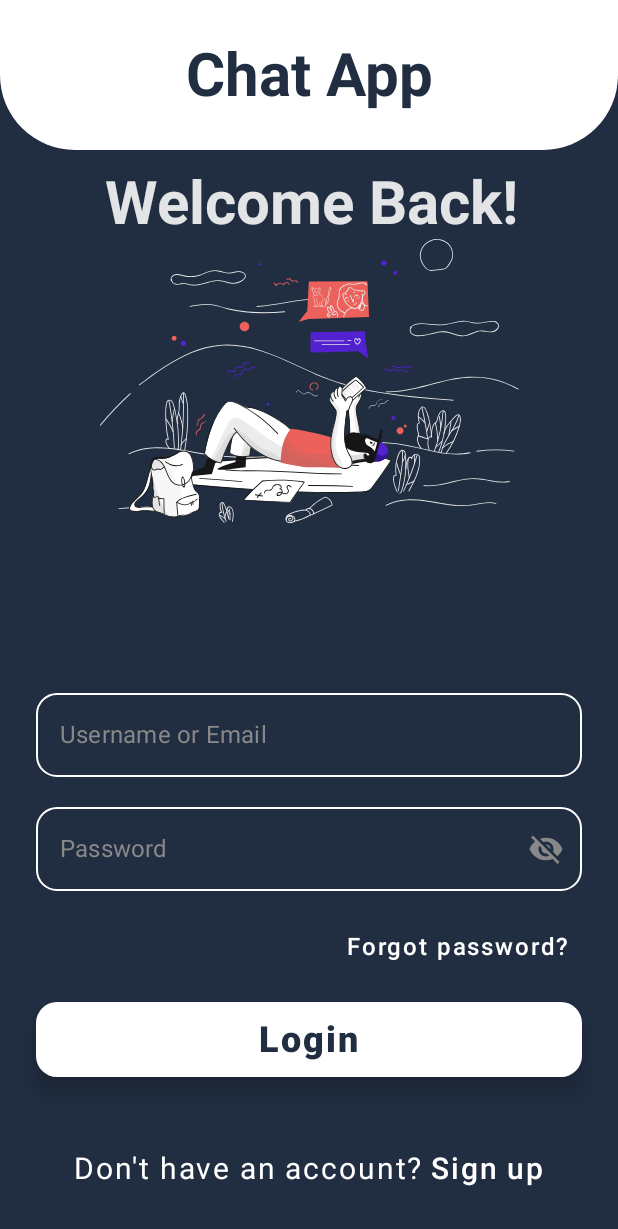
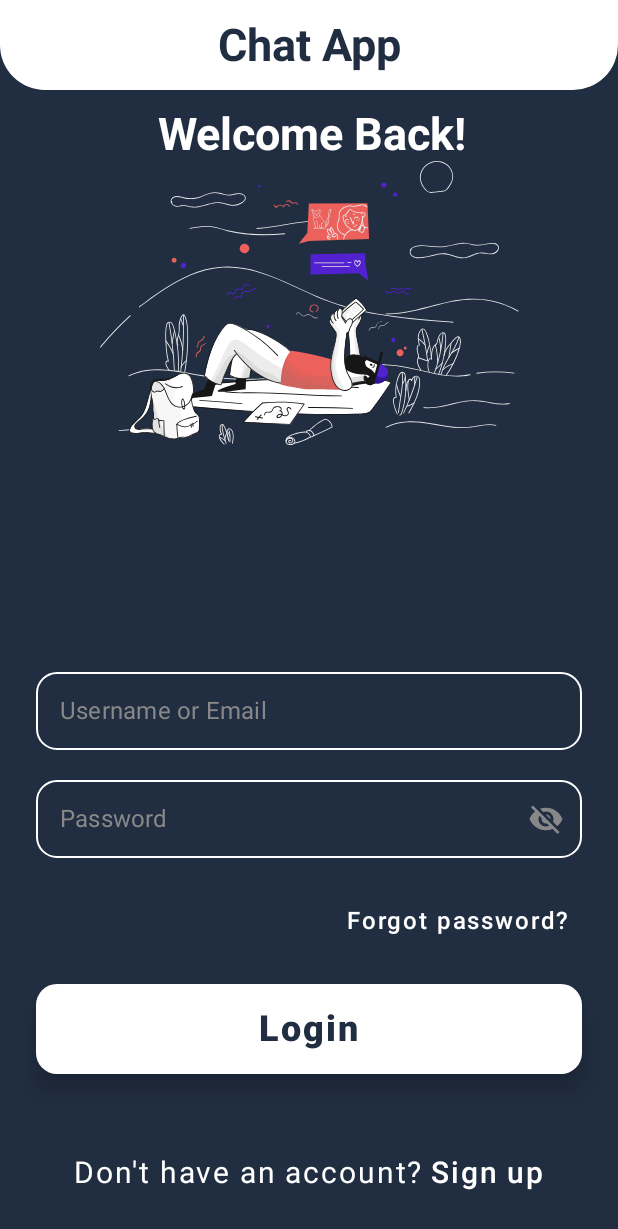
Before and after one commit to Horizon733/chat-app, an Android app built with Jetpack Compose: the composable LoginScreen shown on its own in the app's theme, on a phone screen of 412 x 824 dp. Shown: the top 1229 px of the screen. Run offline under Robolectric (Android 15) with nearby library versions, the phone set to English and light mode, and no system bars; our stand-ins replace accompanist.

Commit message:
Readjusted top notch size LoginScreen.kt/ SignupScreen.kt. Adjusted spacing and text size in LoginScreen.kt/ SignupScreen.kt. Reconstructed Top Bar in ChatScreen.kt. Made login/signup card scrollable. Added transparent status bar color.

```diff
--- a/app/build.gradle
+++ b/app/build.gradle
@@ -59,6 +59,7 @@ dependencies {
     implementation 'androidx.lifecycle:lifecycle-runtime-ktx:2.4.0'
     implementation 'androidx.activity:activity-compose:1.4.0'
     testImplementation 'junit:junit:4.+'
+    implementation "com.google.accompanist:accompanist-systemuicontroller:0.17.0"
     implementation "com.google.accompanist:accompanist-insets:0.14.0"
     implementation "androidx.compose.material:material-icons-extended:$compose_version"
     androidTestImplementation 'androidx.test.ext:junit:1.1.3'
--- a/app/src/main/java/com/example/chatapp/MainActivity.kt
+++ b/app/src/main/java/com/example/chatapp/MainActivity.kt
@@ -5,18 +5,30 @@ import androidx.activity.ComponentActivity
 import androidx.activity.compose.setContent
 import androidx.compose.material.Text
 import androidx.compose.runtime.Composable
+import androidx.compose.ui.graphics.Color
 import androidx.compose.ui.tooling.preview.Preview
+import com.example.chatapp.presentation.login.LoginScreen
+import com.example.chatapp.presentation.registration.SignupScreen
 import com.example.chatapp.ui.theme.ChatappTheme
+import com.google.accompanist.systemuicontroller.rememberSystemUiController
 
 class MainActivity : ComponentActivity() {
     override fun onCreate(savedInstanceState: Bundle?) {
         super.onCreate(savedInstanceState)
         setContent {
             ChatappTheme {
-                MainScreen()
+//                MainScreen()
+                LoginScreen()
+//                SignupScreen()
+//                ChatScreen()
             }
         }
     }
+}
+
+@Composable
+fun ChangeStatusBarColor(color: Color) {
+    rememberSystemUiController().setStatusBarColor(color)
 }
 
 @Composable
--- a/app/src/main/java/com/example/chatapp/presentation/login/Components.kt
+++ b/app/src/main/java/com/example/chatapp/presentation/login/Components.kt
@@ -19,12 +19,14 @@ import androidx.compose.ui.text.font.FontWeight
 import androidx.compose.ui.text.input.ImeAction
 import androidx.compose.ui.text.input.PasswordVisualTransformation
 import androidx.compose.ui.text.input.VisualTransformation
+import androidx.compose.ui.unit.Dp
 import androidx.compose.ui.unit.dp
 import androidx.compose.ui.unit.sp
 
 val radius = 14.dp
-val height = 50.dp
-val titleTextSize = 40.sp
+val height = 60.dp
+val titleTextSize = 30.sp
+val defaultSpacerHeight = 12.dp
 const val topBarRadiusPercent = 50
 
 @Composable
@@ -51,7 +53,7 @@ fun TopBarSection(
                     bottomEndPercent = topBarRadiusPercent
                 )
             )
-            .height(height * 2)
+            .height(height * 1.5.toInt())
             .fillMaxWidth()
 
     ){
@@ -75,6 +77,7 @@ fun TitleSection(
     ) {
         Text(
             text = title,
+            color = White,
             fontSize = titleTextSize,
             fontWeight = FontWeight.Bold,
         )
@@ -182,7 +185,7 @@ fun AuthTextField(
             }
         }
         ,
-        modifier = Modifier.fillMaxWidth()
+        modifier = Modifier.fillMaxWidth().height(height)
     )
 }
 
@@ -207,3 +210,8 @@ fun ContinueButtonSection(
         )
     }
 }
+
+@Composable
+fun VerticalSpacer(height: Dp = defaultSpacerHeight){
+    Spacer(Modifier.height(height))
+}
--- a/app/src/main/java/com/example/chatapp/presentation/login/LoginScreen.kt
+++ b/app/src/main/java/com/example/chatapp/presentation/login/LoginScreen.kt
@@ -1,17 +1,23 @@
 package com.example.chatapp.presentation.login
 
-import android.content.res.Configuration
 import android.content.res.Configuration.UI_MODE_NIGHT_YES
 import androidx.compose.foundation.background
+import androidx.compose.foundation.gestures.Orientation
+import androidx.compose.foundation.gestures.ScrollableState
+import androidx.compose.foundation.gestures.scrollable
 import androidx.compose.foundation.layout.*
+import androidx.compose.foundation.rememberScrollState
+import androidx.compose.foundation.verticalScroll
 import androidx.compose.material.MaterialTheme
 import androidx.compose.material.Surface
 import androidx.compose.runtime.Composable
 import androidx.compose.runtime.mutableStateOf
 import androidx.compose.ui.Alignment
 import androidx.compose.ui.Modifier
+import androidx.compose.ui.graphics.Color.Companion.White
 import androidx.compose.ui.tooling.preview.Preview
 import androidx.compose.ui.unit.dp
+import com.example.chatapp.ChangeStatusBarColor
 import com.example.chatapp.R
 import com.example.chatapp.ui.theme.ChatappTheme
 
@@ -20,26 +26,30 @@ val loginPassword = mutableStateOf("")
 
 @Composable
 fun LoginScreen() {
+    ChangeStatusBarColor(White)
     Column(
         modifier = Modifier
             .fillMaxSize()
             .background(MaterialTheme.colors.primary),
         verticalArrangement = Arrangement.SpaceBetween
     ) {
-        Column (
+        Column(
             horizontalAlignment = Alignment.CenterHorizontally
-        ){
+        ) {
             //BackButton(R.drawable.ic_round_arrow_back, null, onClick = {})
             TopBarSection("Chat App")
-            Spacer(modifier = Modifier.height(12.dp))
+            VerticalSpacer()
             TitleSection("Welcome Back!")
             Vector(id = R.drawable.ic_signup_vector)
         }
-        Column(verticalArrangement = Arrangement.Bottom) {
+        Column(
+            verticalArrangement = Arrangement.Bottom,
+            modifier = Modifier.verticalScroll(rememberScrollState())
+        ) {
             LoginSection("Username or Email", "Password")
-            Spacer(modifier = Modifier.height(12.dp))
-            RedirectSection("Don't have an account?","Sign up") {  }
-            Spacer(modifier = Modifier.height(20.dp))
+            VerticalSpacer()
+            RedirectSection("Don't have an account?", "Sign up") { /*todo navigation*/ }
+            VerticalSpacer()
         }
     }
 }
@@ -50,11 +60,18 @@ fun LoginSection(
     hintPassword: String
 ) {
     Column(
-        modifier = Modifier.padding(24.dp)
+        Modifier
+            .padding(24.dp)
+            .scrollable(ScrollableState { .25f }, Orientation.Vertical)
     ) {
         AuthTextField(loginEmail.value, { loginEmail.value = it }, hintEmail)
         Spacer(modifier = Modifier.height(12.dp))
-        AuthTextField(loginPassword.value, { loginPassword.value = it }, hintPassword, isPasswordField = true)
+        AuthTextField(
+            loginPassword.value,
+            { loginPassword.value = it },
+            hintPassword,
+            isPasswordField = true
+        )
         Spacer(modifier = Modifier.height(12.dp))
         ForgotPasswordSection()
         Spacer(modifier = Modifier.height(12.dp))
@@ -71,7 +88,7 @@ fun LoginSection(
 fun LoginPreview() {
     //TopActionBar()
     ChatappTheme {
-        Surface{
+        Surface {
             LoginScreen()
         }
     }
--- a/app/src/main/java/com/example/chatapp/ui/theme/Theme.kt
+++ b/app/src/main/java/com/example/chatapp/ui/theme/Theme.kt
@@ -5,6 +5,9 @@ import androidx.compose.material.MaterialTheme
 import androidx.compose.material.darkColors
 import androidx.compose.material.lightColors
 import androidx.compose.runtime.Composable
+import com.google.accompanist.systemuicontroller.rememberSystemUiController
+
+
 
 private val DarkColorPalette = darkColors(
     primary = DarkBlue,
```
Also changed, not shown: app/src/main/java/com/example/chatapp/MainScreen.kt (+5 -2 lines), app/src/main/java/com/example/chatapp/presentation/chatscreen/ChatScreen.kt (+17 -17 lines), app/src/main/java/com/example/chatapp/presentation/registration/SignupScreen.kt (+28 -12 lines).
